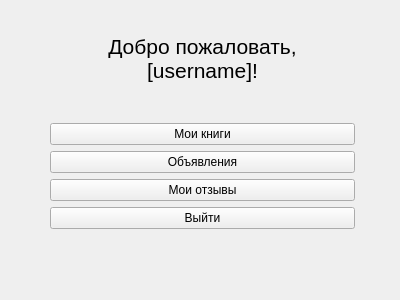
The window that usermenu.ui (DeveloperMan313/book-exchange-qt) describes before a commit, drawn with Qt 5.
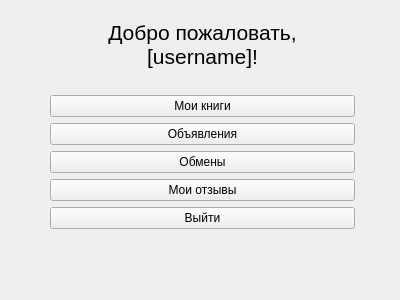
The same window after the commit.

Patch:
```diff
--- a/usermenu.ui
+++ b/usermenu.ui
@@ -66,6 +66,13 @@
        </property>
       </widget>
      </item>
+     <item>
+      <widget class="QPushButton" name="btnSwaps">
+       <property name="text">
+        <string>Обмены</string>
+       </property>
+      </widget>
+     </item>
      <item>
       <widget class="QPushButton" name="btnMyReviews">
        <property name="text">
```
Left out of the diff: 2 changed lines with no effect on the pictures.
